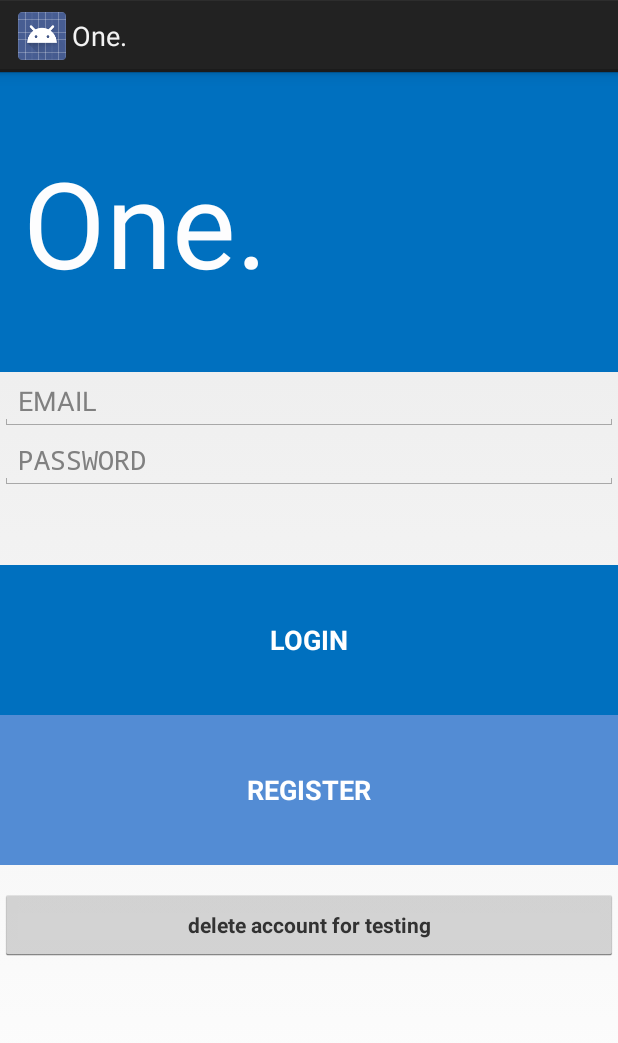
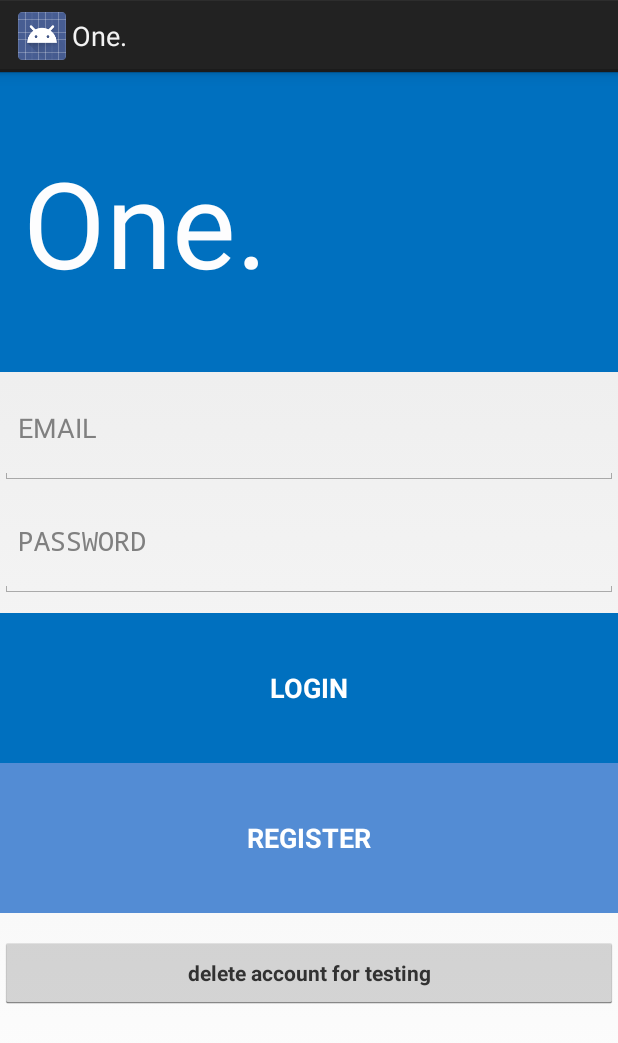
Before and after one commit to wjtran/One, an Android app: the screen it shows after launch (LoginActivity), on a phone screen of 412 x 824 dp. Shown: the top 1043 px of the screen. Run offline under Robolectric (Android 15) with nearby library versions, the phone set to English and light mode, and no system bars; 2 statements that could not run were skipped.

Commit message:
Login activity changes - added more functionality - tested the sql database

```diff
--- a/app/src/main/java/onecorporation/one/LoginActivity.java
+++ b/app/src/main/java/onecorporation/one/LoginActivity.java
@@ -3,6 +3,7 @@ package onecorporation.one;
 import android.animation.Animator;
 import android.animation.AnimatorListenerAdapter;
 import android.annotation.TargetApi;
+import android.app.ActionBar;
 import android.app.Activity;
 import android.app.LoaderManager.LoaderCallbacks;
 import android.content.CursorLoader;
@@ -19,11 +20,14 @@ import android.text.TextUtils;
 import android.view.KeyEvent;
 import android.view.View;
 import android.view.View.OnClickListener;
+import android.view.ViewGroup;
 import android.view.inputmethod.EditorInfo;
 import android.widget.ArrayAdapter;
 import android.widget.AutoCompleteTextView;
 import android.widget.Button;
 import android.widget.EditText;
+import android.widget.LinearLayout;
+import android.widget.RelativeLayout;
 import android.widget.TextView;
 import android.widget.Toast;
 
@@ -41,9 +45,7 @@ public class LoginActivity extends Activity implements LoaderCallbacks<Cursor>{
 
     private static LoginModel loginModel;
 
-    /**
-     * Keep track of the login task to ensure we can cancel it if requested.
-     */
+    /* Keep track of the login task to ensure we can cancel it if requested. */
     private UserLoginTask mAuthTask = null;
 
     // UI references.
@@ -68,22 +70,20 @@ public class LoginActivity extends Activity implements LoaderCallbacks<Cursor>{
             @Override
             public boolean onEditorAction(TextView textView, int id, KeyEvent keyEvent) {
 
-
-
                 if (id == R.id.login || id == EditorInfo.IME_NULL) {
 
-                    //attemptLogin();
+                    attemptLogin();
                     return true;
                 }
                 return false;
             }
         });
 
-        Button mEmailSignInButton = (Button) findViewById(R.id.login_button);
+        final Button mEmailSignInButton = (Button) findViewById(R.id.login_button);
         mEmailSignInButton.setOnClickListener(new OnClickListener() {
             @Override
             public void onClick(View view) {
-                attemptLogin();
+                 attemptLogin();
             }
         });
 
@@ -102,7 +102,6 @@ public class LoginActivity extends Activity implements LoaderCallbacks<Cursor>{
                 deleteAccount();
             }
         });
-
 
         mLoginFormView = findViewById(R.id.email_login_form);
         mProgressView = findViewById(R.id.login_progress);
@@ -132,7 +131,6 @@ public class LoginActivity extends Activity implements LoaderCallbacks<Cursor>{
 
         boolean cancel = false;
         View focusView = null;
-
 
         // Check for a valid password, if the user entered one.
         if (!TextUtils.isEmpty(password) && !isPasswordValid(password)) {
@@ -173,7 +171,8 @@ public class LoginActivity extends Activity implements LoaderCallbacks<Cursor>{
 
                 startActivity(mainIntent);
             } else {
-                //TODO: handle the error here!
+                mPasswordView.setError(getString(R.string.error_incorrect_password));
+                mPasswordView.setText("");
             }
         }
     }
@@ -189,6 +188,7 @@ public class LoginActivity extends Activity implements LoaderCallbacks<Cursor>{
             attemptLogin();
         } else {
             //TODO error message that this account exists
+            mEmailView.setError(getString(R.string.error_invalid_email));
         }
     }
 
--- a/app/src/main/res/layout/activity_login.xml
+++ b/app/src/main/res/layout/activity_login.xml
@@ -43,16 +43,17 @@
         <AutoCompleteTextView
             android:id="@+id/email"
             android:layout_width="match_parent"
-            android:layout_height="wrap_content"
+            android:layout_height="75dp"
             android:hint="@string/email"
             android:inputType="textEmailAddress"
             android:maxLines="1"
-            android:singleLine="true" />
+            android:singleLine="true"
+            android:nextFocusForward="@+id/password" />
 
         <EditText
             android:id="@+id/password"
             android:layout_width="match_parent"
-            android:layout_height="wrap_content"
+            android:layout_height="75dp"
             android:hint="@string/password"
             android:imeActionId="@+id/login"
             android:imeActionLabel="@string/action_sign_in_short"
@@ -63,7 +64,7 @@
 
         <Space
             android:layout_width="fill_parent"
-            android:layout_height="50dp" />
+            android:layout_height="10dp" />
 
         <Button
             android:id="@+id/login_button"
```
